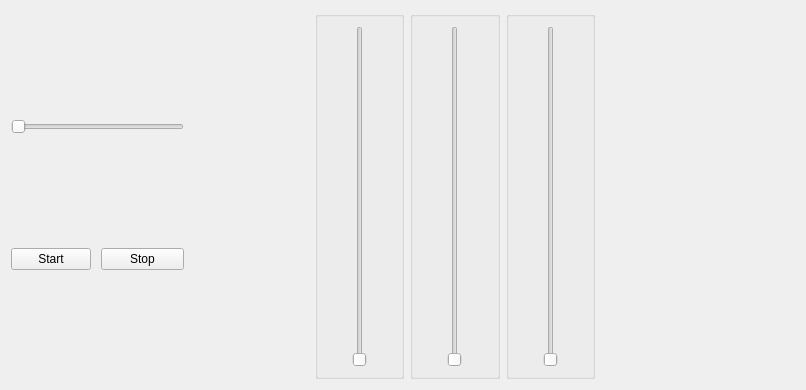
Old version of the form src/UI/Equalizer_tab.ui in the repository saied-salem/Music-Equalizer.
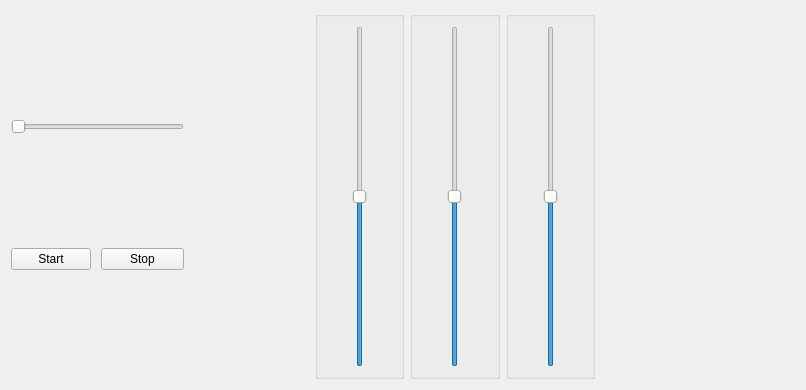
New version of the form.

The edit to the form file:
```diff
--- a/src/UI/Equalizer_tab.ui
+++ b/src/UI/Equalizer_tab.ui
@@ -107,8 +107,14 @@
            <layout class="QVBoxLayout" name="verticalLayout_3">
             <item alignment="Qt::AlignHCenter">
              <widget class="QSlider" name="Drum_slider">
+              <property name="minimum">
+               <number>-10</number>
+              </property>
               <property name="maximum">
-               <number>100</number>
+               <number>10</number>
+              </property>
+              <property name="singleStep">
+               <number>1</number>
               </property>
               <property name="orientation">
                <enum>Qt::Vertical</enum>
@@ -129,8 +135,14 @@
            <layout class="QVBoxLayout" name="verticalLayout_5">
             <item alignment="Qt::AlignHCenter">
              <widget class="QSlider" name="Piano_slider">
+              <property name="minimum">
+               <number>-10</number>
+              </property>
               <property name="maximum">
-               <number>100</number>
+               <number>10</number>
+              </property>
+              <property name="value">
+               <number>0</number>
               </property>
               <property name="orientation">
                <enum>Qt::Vertical</enum>
@@ -151,12 +163,21 @@
            <layout class="QVBoxLayout" name="verticalLayout_6">
             <item alignment="Qt::AlignHCenter">
              <widget class="QSlider" name="Piccolo_slider">
+              <property name="minimum">
+               <number>-10</number>
+              </property>
               <property name="maximum">
-               <number>100</number>
+               <number>10</number>
+              </property>
+              <property name="value">
+               <number>0</number>
               </property>
               <property name="orientation">
                <enum>Qt::Vertical</enum>
               </property>
+              <property name="tickInterval">
+               <number>0</number>
+              </property>
              </widget>
             </item>
            </layout>
```
